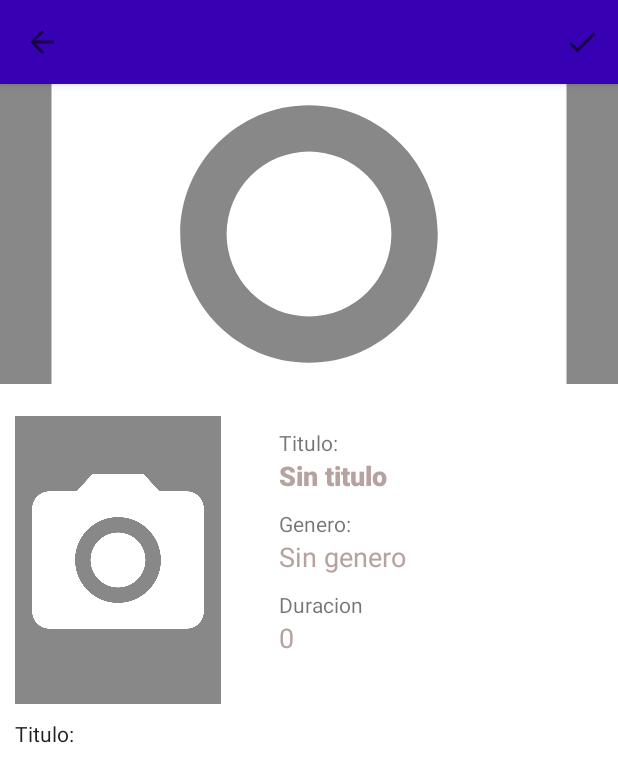
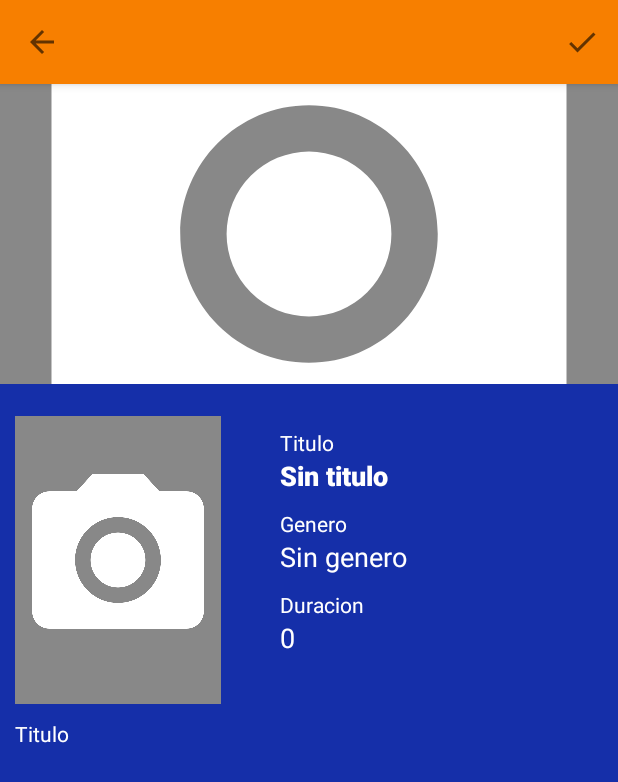
Before and after one commit to MarioCFC/proyectoPDMD, an Android app: the FilmListFragmentManagerActivity screen opened directly, with no data from a screen before it, after a tap on an icon or button, on a phone screen of 412 x 824 dp. Shown: the top 782 px of the screen. Run offline under Robolectric (Android 15) with nearby library versions, the phone set to English and light mode, and no system bars; our stand-ins replace Picasso; plain views replace ReadMoreTextView; pictures from the network do not load; 1 statement that could not run was skipped.

Commit message:
Modificando la paleta de colores, hacer que se diferencie los colores de los textos en el modo edicion(usando selectors me suena)

```diff
--- a/app/src/main/java/com/murallaromanda/dam/segundo/casfermar/proyectopdmd/fragments/FilmCreateFragment.kt
+++ b/app/src/main/java/com/murallaromanda/dam/segundo/casfermar/proyectopdmd/fragments/FilmCreateFragment.kt
@@ -1,5 +1,6 @@
 package com.murallaromanda.dam.segundo.casfermar.proyectopdmd.fragments
 
+import android.content.Context
 import android.content.DialogInterface
 import android.graphics.Color
 import android.os.Bundle
@@ -10,6 +11,7 @@ import android.widget.EditText
 import android.widget.LinearLayout
 import androidx.appcompat.app.AppCompatActivity
 import androidx.constraintlayout.widget.ConstraintSet
+import androidx.core.content.ContextCompat
 import androidx.fragment.app.Fragment
 import com.murallaromanda.dam.segundo.casfermar.proyectopdmd.R
 import com.murallaromanda.dam.segundo.casfermar.proyectopdmd.databinding.FragmentCollapsingToolDetailFilmBinding
@@ -116,7 +118,7 @@ class FilmCreateFragment: Fragment() {
     private fun addEditText() {
         editText = EditText(activity)
         editText.setText(getString(R.string.FilmDetailTvTitulo))
-
+        editText.setTextColor(ContextCompat.getColor(requireContext(),R.color.pruebaFuente1))
         editText.setBackgroundResource(android.R.color.transparent);
         editText.layoutParams = LinearLayout.LayoutParams(
             LinearLayout.LayoutParams.MATCH_PARENT,
--- a/app/src/main/res/layout/activity_fragment_manager.xml
+++ b/app/src/main/res/layout/activity_fragment_manager.xml
@@ -12,7 +12,7 @@
         android:id="@+id/my_toolbar"
         android:layout_width="match_parent"
         android:layout_height="?attr/actionBarSize"
-        android:background="@color/purple_700"
+        android:background="@color/cardItemBackgroundColor"
         android:elevation="4dp"
         app:layout_constraintBottom_toBottomOf="parent"
         app:layout_constraintEnd_toEndOf="parent"
@@ -25,6 +25,7 @@
         android:id="@+id/contenedor_fragments"
         android:layout_width="match_parent"
         android:layout_height="0dp"
+        android:background="@color/pruebaFondo"
         app:layout_constraintBottom_toBottomOf="parent"
         app:layout_constraintTop_toBottomOf="@+id/my_toolbar"
         tools:layout_editor_absoluteX="0dp" />
--- a/app/src/main/res/layout/layout_film_detail.xml
+++ b/app/src/main/res/layout/layout_film_detail.xml
@@ -31,15 +31,14 @@
             android:layout_width="0dp"
             android:layout_height="wrap_content"
             android:layout_marginRight="@dimen/FilmDetailIvEditTextsMarginRight"
-            android:background="@android:color/white"
+            android:background="@color/pruebaFondo"
             android:enabled="false"
             android:fontFamily="sans-serif-black"
             android:inputType="textMultiLine"
             android:maxLines="2"
-
             android:scrollHorizontally="true"
             android:text="@string/FilmDetailETTitulo"
-            android:textColor="@drawable/selector_detail_film_edit_text"
+            android:textColor="@color/pruebaFuente1"
             app:layout_constrainedHeight="false"
             app:layout_constrainedWidth="false"
             app:layout_constraintEnd_toEndOf="parent"
@@ -57,7 +56,7 @@
             android:inputType="textMultiLine"
             android:maxLines="2"
             android:text="@string/FilmDetailETGenero"
-            android:textColor="@drawable/selector_detail_film_edit_text"
+            android:textColor="@color/pruebaFuente1"
             app:layout_constraintEnd_toEndOf="parent"
             app:layout_constraintHorizontal_bias="0.0"
             app:layout_constraintStart_toStartOf="@+id/FilmDetailETTitulo"
@@ -73,7 +72,7 @@
             android:inputType="textMultiLine"
             android:maxLines="2"
             android:text="@string/FilmDetailETDuracion"
-            android:textColor="@drawable/selector_detail_film_edit_text"
+            android:textColor="@color/pruebaFuente1"
             app:layout_constraintBottom_toBottomOf="parent"
             app:layout_constraintEnd_toEndOf="parent"
             app:layout_constraintHorizontal_bias="0.0"
@@ -92,8 +91,9 @@
             app:layout_constraintHorizontal_bias="1.0"
             app:layout_constraintStart_toStartOf="parent"
             app:layout_constraintTop_toBottomOf="@+id/FilmDetaiIvCaratula"
-            app:readMoreColor="@color/design_default_color_primary"
-            app:readMoreText="@string/FilmDetailRMText" />
+            app:readMoreColor="@color/enabled_color"
+            app:readMoreText="@string/FilmDetailRMText"
+            android:textColor="@color/pruebaFuente1"/>
 
         <TextView
             android:id="@+id/textView2"
@@ -103,6 +103,7 @@
             android:background="@android:color/transparent"
             android:inputType="none"
             android:text="@string/FilmDetailTvTitulo"
+            android:textColor="@color/pruebaFuente1"
             app:layout_constraintEnd_toEndOf="parent"
             app:layout_constraintHorizontal_bias="0.18"
             app:layout_constraintStart_toEndOf="@+id/FilmDetaiIvCaratula"
@@ -115,6 +116,7 @@
             android:layout_marginTop="@dimen/FilmDetailTvsMarginTop"
             android:inputType="none"
             android:text="@string/FilmDetailTvGenero"
+            android:textColor="@color/pruebaFuente1"
             app:layout_constraintEnd_toEndOf="parent"
             app:layout_constraintHorizontal_bias="0.0"
             app:layout_constraintStart_toStartOf="@+id/FilmDetailETTitulo"
@@ -127,6 +129,7 @@
             android:layout_marginTop="@dimen/FilmDetailTvsMarginTop"
             android:inputType="none"
             android:text="@string/FilmDetailTvDuracion"
+            android:textColor="@color/pruebaFuente1"
             app:layout_constraintEnd_toEndOf="parent"
             app:layout_constraintHorizontal_bias="0.0"
             app:layout_constraintStart_toStartOf="@+id/FilmDetailETGenero"
--- a/app/src/main/res/values/colors.xml
+++ b/app/src/main/res/values/colors.xml
@@ -11,4 +11,8 @@
     <color name="enabled_color">#b6a39f</color>
     <color name="disabled_color">#000000</color>
     <color name="cardItemBackgroundColor">#f77f00</color>
+
+    <color name="pruebaFondo">#152FA9</color>
+    <color name="pruebaFuente1">#FFFFFF</color>
+    <color name="pruebaFondo2">#00B53D</color>
 </resources>
--- a/app/src/main/res/values/strings.xml
+++ b/app/src/main/res/values/strings.xml
@@ -25,8 +25,8 @@
     <string name="FilmListFabTwoLabel">Crear película</string>
     <string name="cardIvCaratula">Caratula</string>
     <string name="FilmDetailTvDuaracion">Duracion</string>
-    <string name="FilmDetailTvTitulo">Titulo:</string>
-    <string name="FilmDetailTvGenero">Genero:</string>
+    <string name="FilmDetailTvTitulo">Titulo</string>
+    <string name="FilmDetailTvGenero">Genero</string>
     <string name="FilmDetailTvDuracion">Duracion</string>
     <string name="FilmDetailETTitulo">Sin titulo</string>
     <string name="FilmDetailETGenero">Sin genero</string>
```
Also changed, not shown: app/src/main/res/layout/fragment_login.xml (+7 -1 lines), app/src/main/res/layout/fragment_register.xml (+8 -1 lines).
